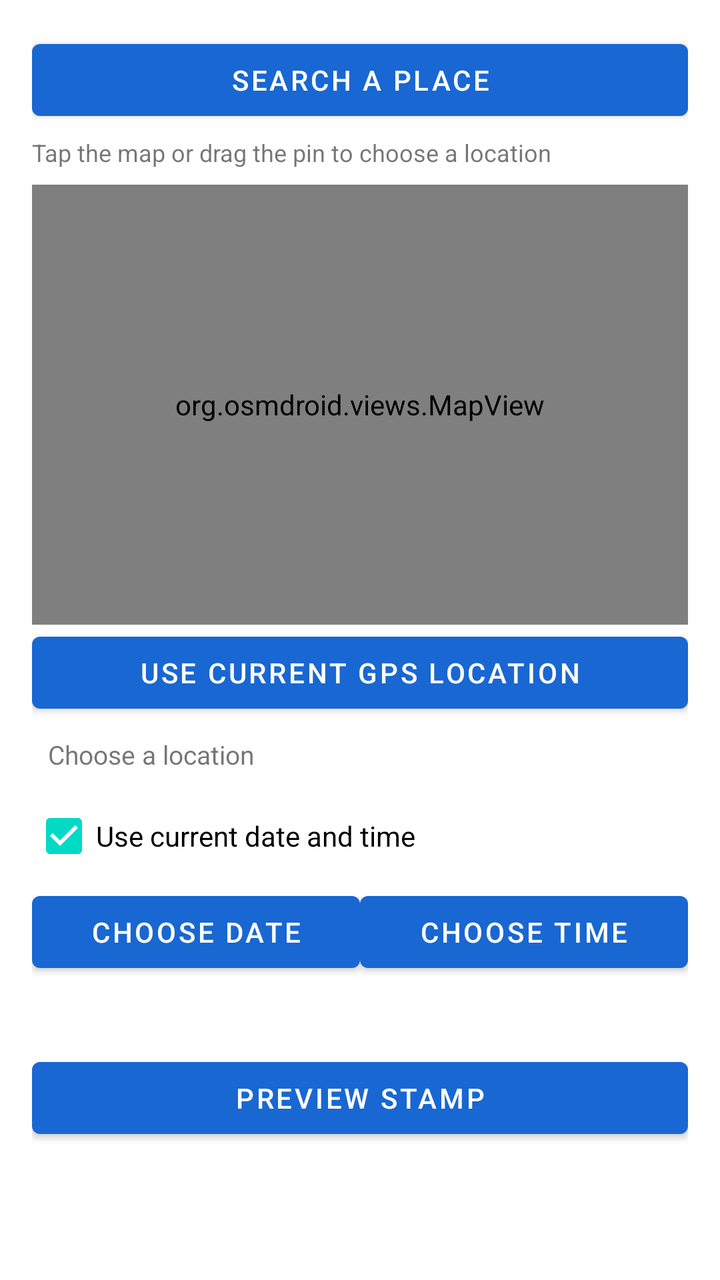
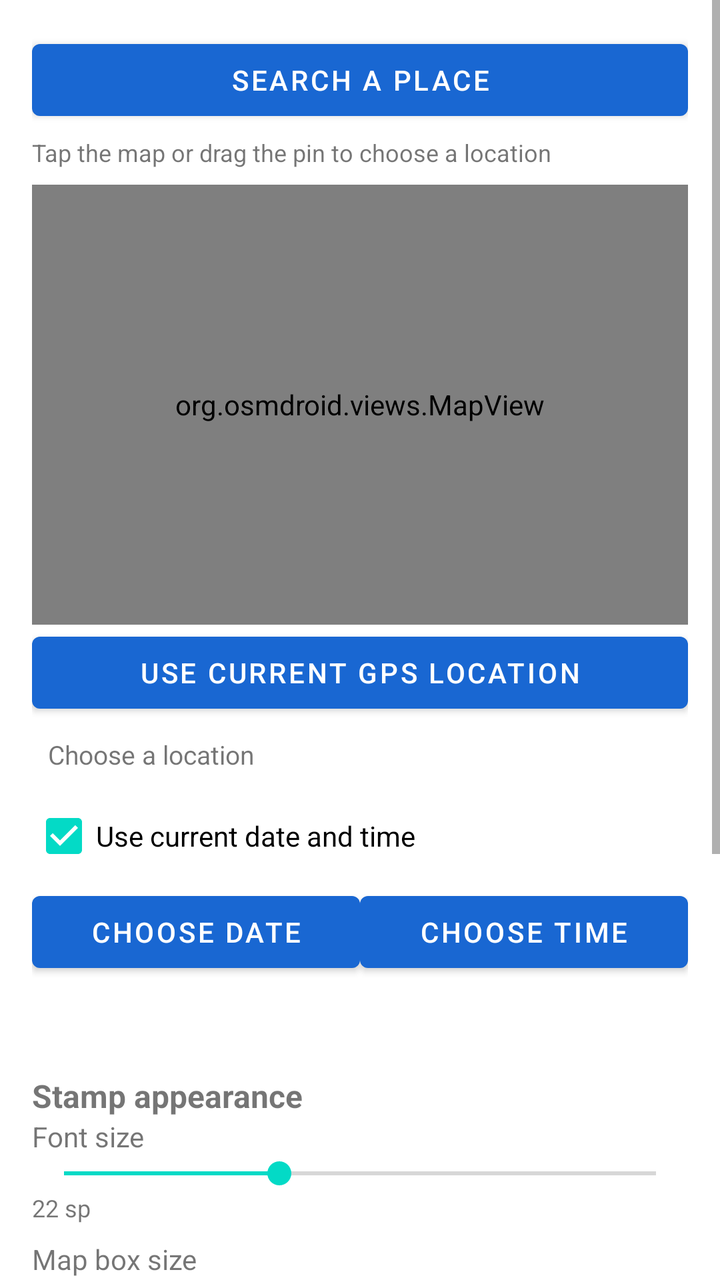

Before-and-after screenshots of an Android layout around one commit, followed by the original layout XML and the change that was made.
<!-- AndroidManifest.xml: application theme Theme.GpsMapCamera -->
<!-- res/layout/dialog_stamp_options.xml -->
<ScrollView xmlns:android="http://schemas.android.com/apk/res/android"
    android:layout_width="match_parent" android:layout_height="match_parent" android:fillViewport="true">
    <LinearLayout android:layout_width="match_parent" android:layout_height="wrap_content"
        android:orientation="vertical" android:padding="16dp">
        <Button android:id="@+id/searchPlaceButton" android:layout_width="match_parent"
            android:layout_height="wrap_content" android:text="Search a place"/>
        <TextView android:layout_width="match_parent" android:layout_height="wrap_content"
            android:text="Tap the map or drag the pin to choose a location" android:textSize="12sp"
            android:layout_marginTop="4dp"/>
        <org.osmdroid.views.MapView android:id="@+id/locationMap"
            android:layout_width="match_parent" android:layout_height="220dp"
            android:layout_marginTop="8dp"/>
        <Button android:id="@+id/useGpsButton" android:layout_width="match_parent"
            android:layout_height="wrap_content" android:text="Use current GPS location"/>
        <TextView android:id="@+id/locationSummary" android:layout_width="match_parent"
            android:layout_height="wrap_content" android:text="Choose a location"
            android:padding="8dp" android:textSize="13sp"/>
        <CheckBox android:id="@+id/useCurrentTime" android:layout_width="match_parent"
            android:layout_height="wrap_content" android:text="Use current date and time"
            android:checked="true"/>
        <LinearLayout android:layout_width="match_parent" android:layout_height="wrap_content"
            android:orientation="horizontal">
            <Button android:id="@+id/pickDateButton" android:layout_width="0dp"
                android:layout_weight="1" android:layout_height="wrap_content" android:text="Choose date"/>
            <Button android:id="@+id/pickTimeButton" android:layout_width="0dp"
                android:layout_weight="1" android:layout_height="wrap_content" android:text="Choose time"/>
        </LinearLayout>
        <TextView android:id="@+id/dateTimeSummary" android:layout_width="match_parent"
            android:layout_height="wrap_content" android:padding="8dp"/>
        <Button android:id="@+id/applyOptionsButton" android:layout_width="match_parent"
            android:layout_height="wrap_content" android:text="Preview stamp"/>
    </LinearLayout>
</ScrollView>
<!-- resources referenced by this layout -->
<resources>
  <style name="Theme.GpsMapCamera" parent="Theme.MaterialComponents.DayNight.NoActionBar">
          <item name="colorPrimary">#1967D2</item>
          <item name="colorPrimaryVariant">#174EA6</item>
          <item name="colorOnPrimary">#FFFFFF</item>
      </style>
</resources>

<!-- the commit's change to res/layout/dialog_stamp_options.xml (unified diff, before → after) -->
@@ -27,6 +27,33 @@
         </LinearLayout>
         <TextView android:id="@+id/dateTimeSummary" android:layout_width="match_parent"
             android:layout_height="wrap_content" android:padding="8dp"/>
+        <TextView android:layout_width="match_parent" android:layout_height="wrap_content"
+            android:text="Stamp appearance" android:textStyle="bold" android:textSize="16sp"
+            android:layout_marginTop="12dp" />
+        <TextView android:layout_width="match_parent" android:layout_height="wrap_content"
+            android:text="Font size" />
+        <SeekBar android:id="@+id/stampFontSize" android:layout_width="match_parent"
+            android:layout_height="wrap_content" android:max="22" android:progress="8" />
+        <TextView android:id="@+id/fontSizeValue" android:layout_width="match_parent"
+            android:layout_height="wrap_content" android:text="22 sp" android:textSize="12sp" />
+        <TextView android:layout_width="match_parent" android:layout_height="wrap_content"
+            android:text="Map box size" android:layout_marginTop="8dp" />
+        <SeekBar android:id="@+id/stampMapSize" android:layout_width="match_parent"
+            android:layout_height="wrap_content" android:max="110" android:progress="55" />
+        <TextView android:id="@+id/mapSizeValue" android:layout_width="match_parent"
+            android:layout_height="wrap_content" android:text="145 dp" android:textSize="12sp" />
+        <TextView android:layout_width="match_parent" android:layout_height="wrap_content"
+            android:text="Font color" android:layout_marginTop="8dp" />
+        <Spinner android:id="@+id/stampFontColor" android:layout_width="match_parent"
+            android:layout_height="wrap_content" />
+        <TextView android:layout_width="match_parent" android:layout_height="wrap_content"
+            android:text="Show on stamp" android:textStyle="bold" android:layout_marginTop="8dp" />
+        <CheckBox android:id="@+id/showAddressLine" android:layout_width="match_parent"
+            android:layout_height="wrap_content" android:text="Show address / area" android:checked="true" />
+        <CheckBox android:id="@+id/showCoordinates" android:layout_width="match_parent"
+            android:layout_height="wrap_content" android:text="Show latitude and longitude" android:checked="true" />
+        <CheckBox android:id="@+id/showDateTime" android:layout_width="match_parent"
+            android:layout_height="wrap_content" android:text="Show date and time" android:checked="true" />
         <Button android:id="@+id/applyOptionsButton" android:layout_width="match_parent"
             android:layout_height="wrap_content" android:text="Preview stamp"/>
     </LinearLayout>
